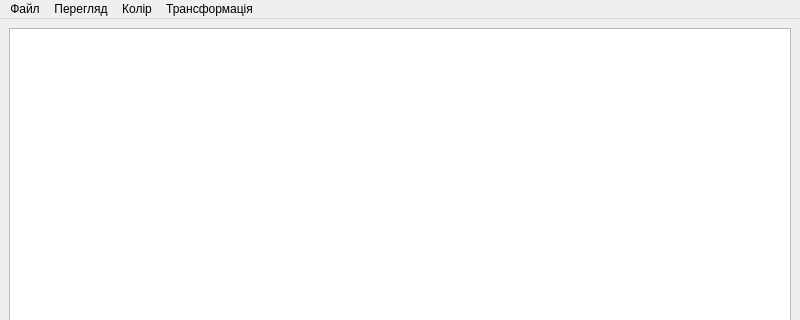
TymofiiPys/CourseWork_ImageProcessingTool, file src/frontend/mainwindow.ui: the form before one commit; both pictures show x 0 to 800 and y 0 to 320 of the 800 by 600 pixel window.
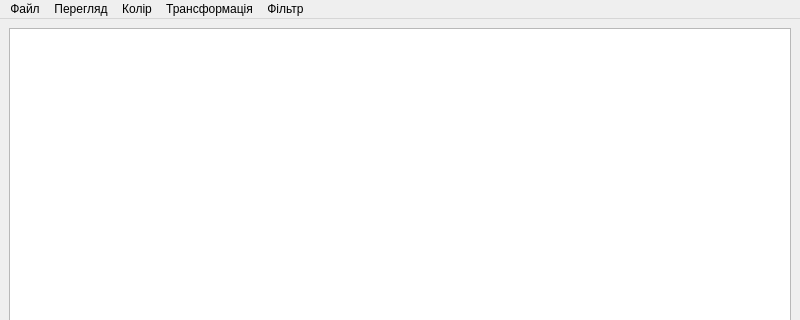
The form after the commit. Icons and pictures are not drawn.

```diff
--- a/src/frontend/mainwindow.ui
+++ b/src/frontend/mainwindow.ui
@@ -93,10 +93,17 @@
     <addaction name="actionMirHor"/>
     <addaction name="actionMirVer"/>
    </widget>
+   <widget class="QMenu" name="menuFilter">
+    <property name="title">
+     <string>Фільтр</string>
+    </property>
+    <addaction name="actionWeightAver"/>
+   </widget>
    <addaction name="menuFile"/>
    <addaction name="menuView"/>
    <addaction name="menuColor"/>
    <addaction name="menuTransform"/>
+   <addaction name="menuFilter"/>
   </widget>
   <widget class="QStatusBar" name="statusbar"/>
   <action name="actionExit">
```
Left out of the diff: 11 changed lines with no effect on the pictures.
